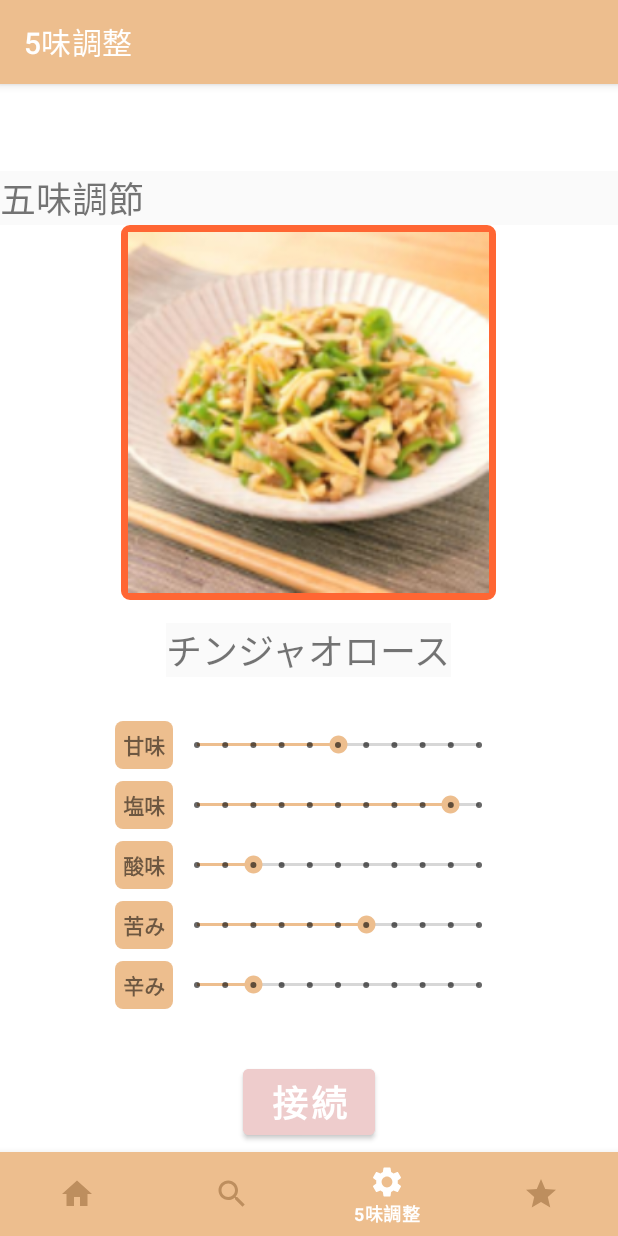
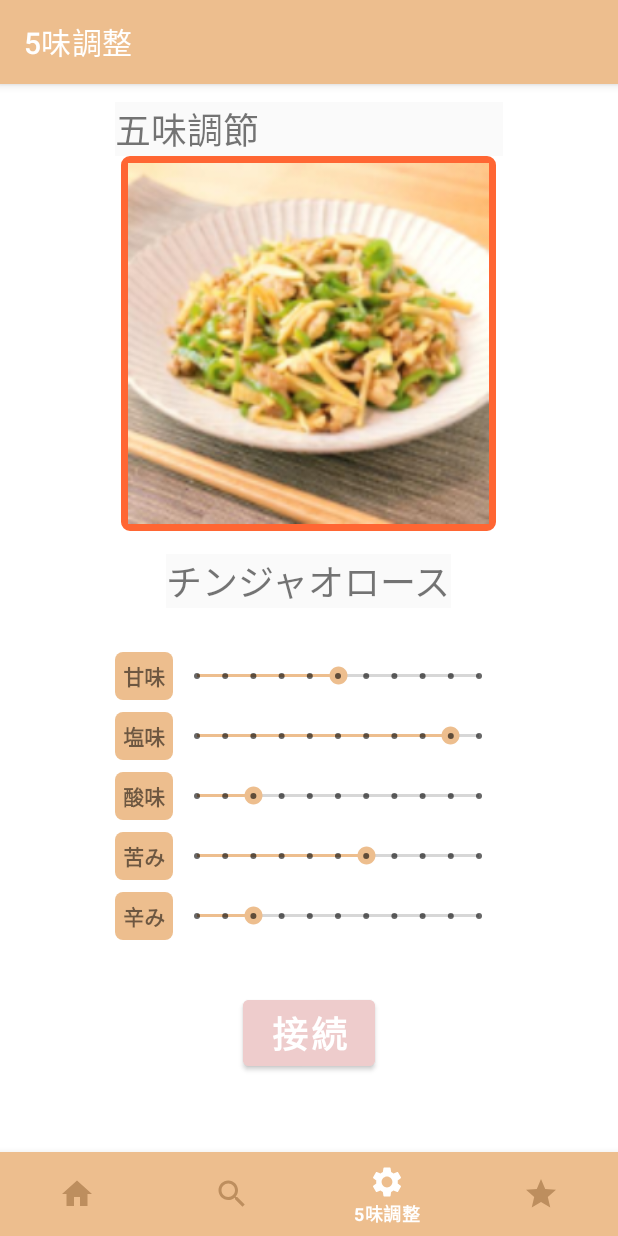
Before and after one commit to keihayashibe3/th225ajisaji, an Android app: the screen it shows after launch (MainActivity), item 3 of the bottom bar chosen, on a phone screen of 412 x 824 dp. Run offline under Robolectric (Android 15) with nearby library versions, the phone set to English and light mode, and no system bars; our stand-ins replace navigation-ui.

Commit message:
上にあるいらない隙間を修正(android:paddingTop="?attr/actionBarSize" を 10dpに変更)

```diff
--- a/app/src/main/res/layout/activity_main.xml
+++ b/app/src/main/res/layout/activity_main.xml
@@ -4,27 +4,26 @@
     android:id="@+id/container"
     android:layout_width="match_parent"
     android:layout_height="match_parent"
-    android:paddingTop="?attr/actionBarSize">
+    android:paddingTop="10dp">
 
     <com.google.android.material.bottomnavigation.BottomNavigationView
         android:id="@+id/nav_view"
         android:layout_width="0dp"
         android:layout_height="wrap_content"
-        android:layout_marginStart="0dp"
-        android:layout_marginEnd="0dp"
         android:background="@color/orange500"
         app:itemIconTint="@color/bottom_navigation_color"
         app:itemTextColor="@color/bottom_navigation_color"
         app:layout_constraintBottom_toBottomOf="parent"
         app:layout_constraintLeft_toLeftOf="parent"
         app:layout_constraintRight_toRightOf="parent"
+        app:layout_constraintTop_toBottomOf="@+id/nav_host_fragment_activity_main"
         app:menu="@menu/bottom_nav_menu" />
 
     <fragment
         android:id="@+id/nav_host_fragment_activity_main"
         android:name="androidx.navigation.fragment.NavHostFragment"
-        android:layout_width="match_parent"
-        android:layout_height="match_parent"
+        android:layout_width="wrap_content"
+        android:layout_height="0dp"
         app:defaultNavHost="true"
         app:layout_constraintBottom_toTopOf="@id/nav_view"
         app:layout_constraintLeft_toLeftOf="parent"
```
